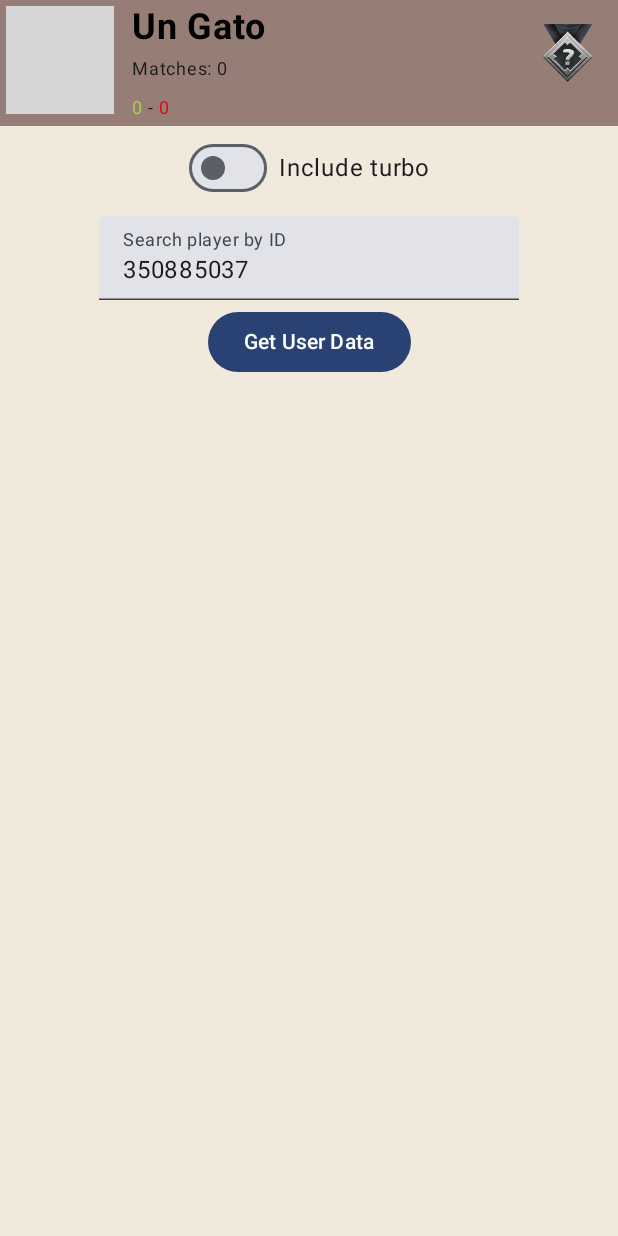
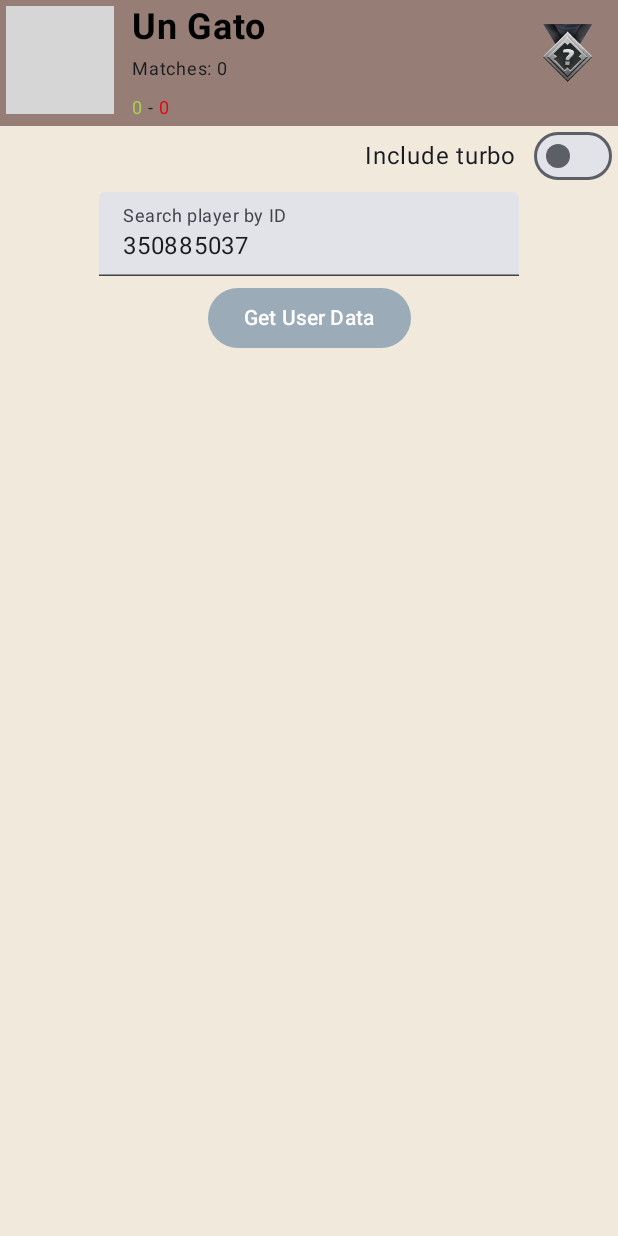
Before and after one commit to satyd/ImmersiveDotaStats, an Android app built with Jetpack Compose: the UserInfoScreen screen opened through its navigation route, on a phone screen of 412 x 824 dp. Run offline under Robolectric (Android 15) with nearby library versions, the phone set to English and light mode, and no system bars; our stand-ins replace Dagger/Hilt's generated code, accompanist; 1 statement that could not run was skipped; grey boxes are pictures that could not be loaded.

Commit message:
STATS_RecentMatches
added recent matches panel, some other tweaks

```diff
--- a/app/src/main/java/com/levp/immersivedotastats/domain/usecases/GetUserRecentMatchesUseCase.kt
+++ b/app/src/main/java/com/levp/immersivedotastats/domain/usecases/GetUserRecentMatchesUseCase.kt
@@ -1,7 +1,6 @@
 package com.levp.immersivedotastats.domain.usecases
 
 import com.levp.immersivedotastats.domain.network.dto.HistoryMatch
-import com.levp.immersivedotastats.domain.network.dto.UserInfo
 import com.levp.immersivedotastats.domain.network.interfaces.StratzApiClient
 
 class GetUserRecentMatchesUseCase(
--- a/app/src/main/java/com/levp/immersivedotastats/presentation/common/MedalView.kt
+++ b/app/src/main/java/com/levp/immersivedotastats/presentation/common/MedalView.kt
@@ -2,7 +2,6 @@ package com.levp.immersivedotastats.presentation.common
 
 import androidx.compose.foundation.layout.Box
 import androidx.compose.foundation.layout.Column
-import androidx.compose.foundation.layout.Row
 import androidx.compose.foundation.layout.height
 import androidx.compose.foundation.layout.size
 import androidx.compose.foundation.layout.wrapContentSize
@@ -16,9 +15,10 @@ import androidx.compose.ui.unit.Dp
 import androidx.compose.ui.unit.dp
 import com.levp.immersivedotastats.R
 
+@SuppressWarnings("MagicNumber", "FunctionNaming")
 @Composable
-fun MedalView(rankTier: Byte, medalHeight: Dp = 60.dp) {
-    Box(modifier = Modifier.wrapContentSize()) {
+fun MedalView(rankTier: Byte, modifier: Modifier = Modifier, medalHeight: Dp = 60.dp) {
+    Box(modifier = modifier.wrapContentSize()) {
         if (rankTier % 10 != 0) {
             Icon(
                 painter = painterResource(id = getStarsDrawableByTier(rankTier % 10)),
--- a/app/src/main/java/com/levp/immersivedotastats/presentation/common/HeroImage.kt
+++ b/app/src/main/java/com/levp/immersivedotastats/presentation/common/itemparts/HeroImage.kt
@@ -1,4 +1,4 @@
-package com.levp.immersivedotastats.presentation.common
+package com.levp.immersivedotastats.presentation.common.itemparts
 
 import android.graphics.BitmapFactory
 import androidx.compose.foundation.layout.height
--- a/app/src/main/java/com/levp/immersivedotastats/presentation/common/WinLossText.kt
+++ b/app/src/main/java/com/levp/immersivedotastats/presentation/common/itemparts/WinLossText.kt
@@ -1,6 +1,5 @@
-package com.levp.immersivedotastats.presentation.common
+package com.levp.immersivedotastats.presentation.common.itemparts
 
-import android.util.Log
 import androidx.compose.foundation.background
 import androidx.compose.foundation.layout.Arrangement
 import androidx.compose.foundation.layout.Box
@@ -18,7 +17,6 @@ import androidx.compose.runtime.mutableStateOf
 import androidx.compose.runtime.remember
 import androidx.compose.ui.Modifier
 import androidx.compose.ui.geometry.Size
-import androidx.compose.ui.graphics.Color
 import androidx.compose.ui.layout.onGloballyPositioned
 import androidx.compose.ui.tooling.preview.Preview
 import androidx.compose.ui.unit.dp
--- a/app/src/main/java/com/levp/immersivedotastats/presentation/screens/heroesinfo/HeroesInfoEntryItem.kt
+++ b/app/src/main/java/com/levp/immersivedotastats/presentation/screens/heroesinfo/HeroesInfoEntryItem.kt
@@ -1,14 +1,11 @@
 package com.levp.immersivedotastats.presentation.screens.heroesinfo
 
-import android.util.Log
 import androidx.compose.foundation.Image
 import androidx.compose.foundation.layout.Column
 import androidx.compose.foundation.layout.Row
-import androidx.compose.foundation.layout.Spacer
 import androidx.compose.foundation.layout.fillMaxHeight
 import androidx.compose.foundation.layout.fillMaxWidth
 import androidx.compose.foundation.layout.height
-import androidx.compose.foundation.layout.size
 import androidx.compose.foundation.layout.width
 import androidx.compose.foundation.layout.wrapContentWidth
 import androidx.compose.material3.Text
@@ -22,7 +19,7 @@ import androidx.compose.ui.unit.dp
 import androidx.compose.ui.unit.sp
 import coil.compose.rememberAsyncImagePainter
 import com.levp.immersivedotastats.domain.network.Path
-import com.levp.immersivedotastats.presentation.common.HeroImage
+import com.levp.immersivedotastats.presentation.common.itemparts.HeroImage
 import com.levp.immersivedotastats.presentation.common.SmallSpacer
 import java.io.File
 
--- a/app/src/main/java/com/levp/immersivedotastats/presentation/screens/userinfo/UserInfoScreen.kt
+++ b/app/src/main/java/com/levp/immersivedotastats/presentation/screens/userinfo/UserInfoScreen.kt
@@ -8,12 +8,15 @@ import androidx.compose.foundation.layout.Spacer
 import androidx.compose.foundation.layout.fillMaxSize
 import androidx.compose.foundation.layout.fillMaxWidth
 import androidx.compose.foundation.layout.height
+import androidx.compose.foundation.layout.padding
 import androidx.compose.foundation.layout.wrapContentHeight
 import androidx.compose.foundation.rememberScrollState
 import androidx.compose.foundation.verticalScroll
 import androidx.compose.material3.Button
+import androidx.compose.material3.ButtonDefaults
 import androidx.compose.material3.CircularProgressIndicator
 import androidx.compose.material3.Switch
+import androidx.compose.material3.SwitchDefaults
 import androidx.compose.material3.Text
 import androidx.compose.material3.TextField
 import androidx.compose.runtime.Composable
@@ -24,12 +27,14 @@ import androidx.compose.runtime.saveable.rememberSaveable
 import androidx.compose.runtime.setValue
 import androidx.compose.ui.Alignment
 import androidx.compose.ui.Modifier
+import androidx.compose.ui.unit.Dp
 import androidx.compose.ui.unit.dp
 import com.levp.immersivedotastats.presentation.common.MediumSpacer
 import com.levp.immersivedotastats.presentation.common.SmallSpacer
 import com.levp.immersivedotastats.presentation.screens.userinfo.components.HeroStatPanel
 import com.levp.immersivedotastats.presentation.screens.userinfo.components.RecentMatchesPanel
 import com.levp.immersivedotastats.presentation.screens.userinfo.components.UserInfoHeader
+import com.levp.immersivedotastats.presentation.theme.SmallPadding
 import com.levp.immersivedotastats.presentation.theme.StatsTheme
 import com.levp.immersivedotastats.utils.Constants
 import com.levp.immersivedotastats.utils.extensions.singleViewModel
@@ -54,12 +59,27 @@ fun UserInfoScreen(
     ) {
         UserInfoHeader(userInfoState)
         SmallSpacer()
-        Row(verticalAlignment = Alignment.CenterVertically) {
+        Row(
+            verticalAlignment = Alignment.CenterVertically,
+            horizontalArrangement = Arrangement.End,
+            modifier = Modifier
+                .fillMaxWidth()
+                .wrapContentHeight()
+        ) {
+            Text(text = "Include turbo")
+            MediumSpacer()
             Switch(
                 checked = userInfoState.isTurboEnabled,
-                onCheckedChange = { switchTurboEnabled() })
-            MediumSpacer()
-            Text(text = "Include turbo")
+                onCheckedChange = {
+                    switchTurboEnabled()
+                },
+                modifier = Modifier
+                    .padding(Dp.SmallPadding)
+                    .height(24.dp),
+                colors = SwitchDefaults.colors(
+                    checkedTrackColor = StatsTheme.colors.mainButton
+                )
+            )
         }
         if (userInfoState.userHeroesPerformance.size >= Constants.HeroStatEntriesToShow) {
             HeroStatPanel(
@@ -85,14 +105,14 @@ fun UserInfoScreen(
         SmallSpacer()
         Button(onClick = {
             viewModel.loadUserInfoStratz(userId)
-        }) {
+        },
+            colors = ButtonDefaults.buttonColors(
+                containerColor = StatsTheme.colors.mainButton,
+                contentColor = StatsTheme.colors.mainTextLight
+            )
+        ) {
             Text(text = "Get User Data")
         }
         SmallSpacer()
-        /*if (userInfoState.isLoading) {
-            CircularProgressIndicator()
-        } else {
-            Text(text = userInfoState.userInfo.toString().replace(", ", "\n"))
-        }*/
     }
 }
--- a/app/src/main/java/com/levp/immersivedotastats/presentation/screens/userinfo/components/UserInfoHeader.kt
+++ b/app/src/main/java/com/levp/immersivedotastats/presentation/screens/userinfo/components/UserInfoHeader.kt
@@ -1,6 +1,5 @@
 package com.levp.immersivedotastats.presentation.screens.userinfo.components
 
-import androidx.compose.foundation.Image
 import androidx.compose.foundation.background
 import androidx.compose.foundation.layout.Arrangement
 import androidx.compose.foundation.layout.Column
@@ -14,34 +13,26 @@ import androidx.compose.foundation.layout.padding
 import androidx.compose.foundation.layout.size
 import androidx.compose.foundation.layout.width
 import androidx.compose.foundation.layout.wrapContentHeight
+import androidx.compose.foundation.layout.wrapContentSize
 import androidx.compose.foundation.layout.wrapContentWidth
-import androidx.compose.material3.Icon
 import androidx.compose.material3.Text
 import androidx.compose.runtime.Composable
 import androidx.compose.ui.Alignment
 import androidx.compose.ui.Modifier
-import androidx.compose.ui.graphics.Brush
 import androidx.compose.ui.graphics.Color
-import androidx.compose.ui.res.painterResource
 import androidx.compose.ui.text.ExperimentalTextApi
-import androidx.compose.ui.text.TextStyle
 import androidx.compose.ui.text.font.FontWeight
 import androidx.compose.ui.tooling.preview.Preview
 import androidx.compose.ui.unit.Dp
 import androidx.compose.ui.unit.dp
 import androidx.compose.ui.unit.sp
-import coil.compose.rememberAsyncImagePainter
 import com.bumptech.glide.integration.compose.ExperimentalGlideComposeApi
 import com.bumptech.glide.integration.compose.GlideImage
-import com.levp.immersivedotastats.R
-import com.levp.immersivedotastats.presentation.common.MainSpacer
 import com.levp.immersivedotastats.presentation.common.MedalView
 import com.levp.immersivedotastats.presentation.common.SmallSpacer
 import com.levp.immersivedotastats.presentation.common.TinySpacer
-import com.levp.immersivedotastats.presentation.common.WinLossText
+import com.levp.immersivedotastats.presentation.common.itemparts.WinLossText
 import com.levp.immersivedotastats.presentation.screens.userinfo.UserInfoState
-import com.levp.immersivedotastats.presentation.theme.LargePadding
-import com.levp.immersivedotastats.presentation.theme.MediumPadding
 import com.levp.immersivedotastats.presentation.theme.SmallPadding
 import com.levp.immersivedotastats.presentation.theme.StatsTheme
 
@@ -77,9 +68,11 @@ fun UserInfoHeader(
                 modifier = Modifier
                     .wrapContentWidth()
                     .fillMaxHeight()
-
             ) {
-                Row(verticalAlignment = Alignment.CenterVertically) {
+                Row(
+                    verticalAlignment = Alignment.CenterVertically,
+                    modifier = Modifier.wrapContentSize()
+                ) {
                     Text(
                         text = userInfo.userName,
                         fontSize = 24.sp,
@@ -101,9 +94,12 @@ fun UserInfoHeader(
                 Text(text = "Matches: ${userInfo.matches}", fontSize = 12.sp)
                 TinySpacer()
                 WinLossText(winCount = userInfo.wins, lossCount = loses)
+                TinySpacer()
             }
             Row(
-                modifier = Modifier.wrapContentHeight().padding(Dp.SmallPadding),
+                modifier = Modifier
+                    .wrapContentHeight()
+                    .padding(Dp.SmallPadding),
                 verticalAlignment = Alignment.CenterVertically
             ) {
                 MedalView(rankTier = userInfo.seasonRank)
--- a/app/src/main/java/com/levp/immersivedotastats/presentation/theme/Theme.kt
+++ b/app/src/main/java/com/levp/immersivedotastats/presentation/theme/Theme.kt
@@ -60,8 +60,9 @@ fun ImmersiveDotaStatsTheme(
     //эта часть влияет на цвет символов статусбара
     val systemUiController = rememberSystemUiController()
     systemUiController.setStatusBarColor(
-        color = Color.Transparent
+        color = Color(0xFF967E76)
     )
+    /*
     val view = LocalView.current
     if (!view.isInEditMode) {
         SideEffect {
@@ -70,6 +71,7 @@ fun ImmersiveDotaStatsTheme(
             WindowCompat.getInsetsController(window, view).isAppearanceLightStatusBars = darkTheme
         }
     }
+    */
     val colors = CreamBrownColors
     CompositionLocalProvider(LocalStatsColors provides colors) {
         MaterialTheme(
--- a/app/src/main/java/com/levp/immersivedotastats/utils/FormatterUtil.kt
+++ b/app/src/main/java/com/levp/immersivedotastats/utils/FormatterUtil.kt
@@ -16,5 +16,5 @@ fun formatDateTime(epochSeconds: Long): String {
 }
 
 fun formatDuration(seconds: Int): String {
-    return seconds.seconds.toComponents { h, m, s -> if (h > 0) "$h:$m:$s" else "$m:$s" }
+    return seconds.seconds.toComponents { h, m, s, _ -> if (h > 0) "$h:$m:$s" else "$m:$s" }
 }
```
Also changed, not shown: app/src/main/java/com/levp/immersivedotastats/presentation/common/ComponentUtil.kt (+18 -6 lines), app/src/main/java/com/levp/immersivedotastats/presentation/common/MatchEntryItem.kt (deleted, +0 -48 lines), app/src/main/java/com/levp/immersivedotastats/presentation/common/itemparts/MatchBasicStatBox.kt (added, +65 -0 lines), app/src/main/java/com/levp/immersivedotastats/presentation/common/listitems/HeroStatEntryItem.kt (renamed from app/src/main/java/com/levp/immersivedotastats/presentation/common/HeroStatEntryItem.kt, +7 -27 lines), app/src/main/java/com/levp/immersivedotastats/presentation/common/listitems/MatchEntryItem.kt (added, +49 -0 lines), app/src/main/java/com/levp/immersivedotastats/presentation/screens/userinfo/components/HeroStatPanel.kt (+5 -4 lines), app/src/main/java/com/levp/immersivedotastats/presentation/screens/userinfo/components/RecentMatchesPanel.kt (+5 -4 lines).
